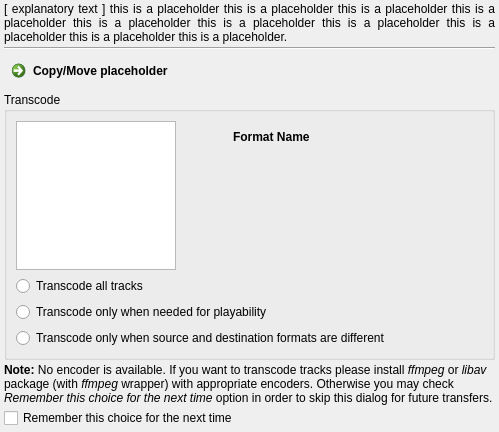
Old version of the form src/transcoding/TranscodingAssistantDialog.ui in the repository KDE/amarok.
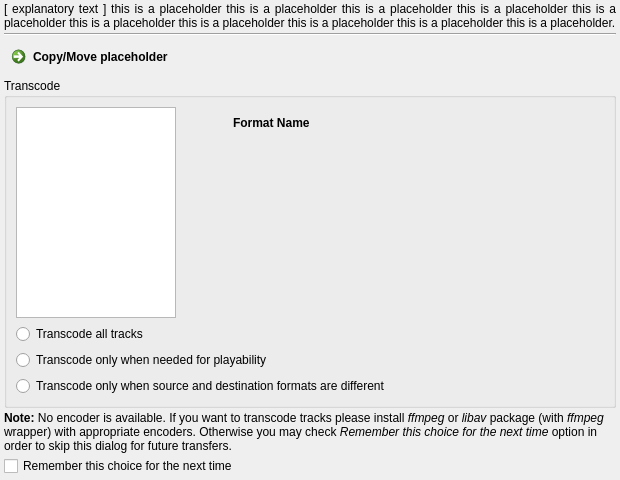
New version of the form. Custom widgets are drawn as their Qt base class.

Patch:
```diff
--- a/src/transcoding/TranscodingAssistantDialog.ui
+++ b/src/transcoding/TranscodingAssistantDialog.ui
@@ -6,20 +6,20 @@
    <rect>
     <x>0</x>
     <y>0</y>
-    <width>499</width>
-    <height>432</height>
+    <width>620</width>
+    <height>480</height>
    </rect>
   </property>
   <property name="sizePolicy">
-   <sizepolicy hsizetype="Expanding" vsizetype="MinimumExpanding">
+   <sizepolicy hsizetype="MinimumExpanding" vsizetype="MinimumExpanding">
     <horstretch>0</horstretch>
     <verstretch>0</verstretch>
    </sizepolicy>
   </property>
   <property name="minimumSize">
    <size>
-    <width>460</width>
-    <height>280</height>
+    <width>620</width>
+    <height>480</height>
    </size>
   </property>
   <layout class="QVBoxLayout" name="verticalLayout">
```
